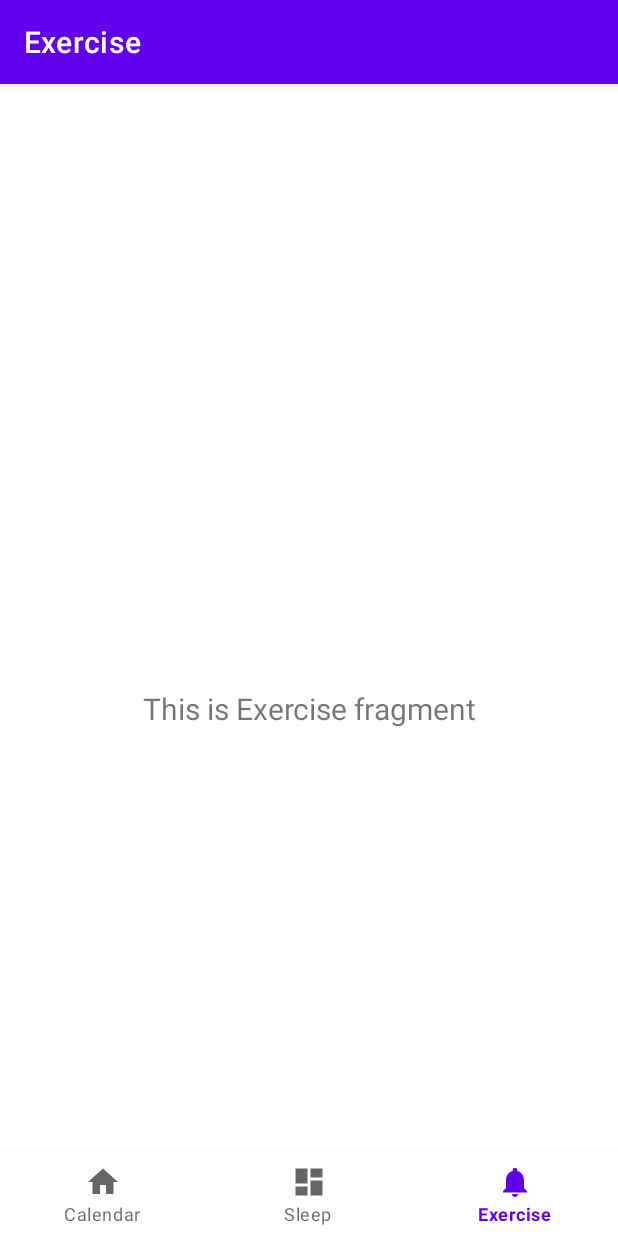
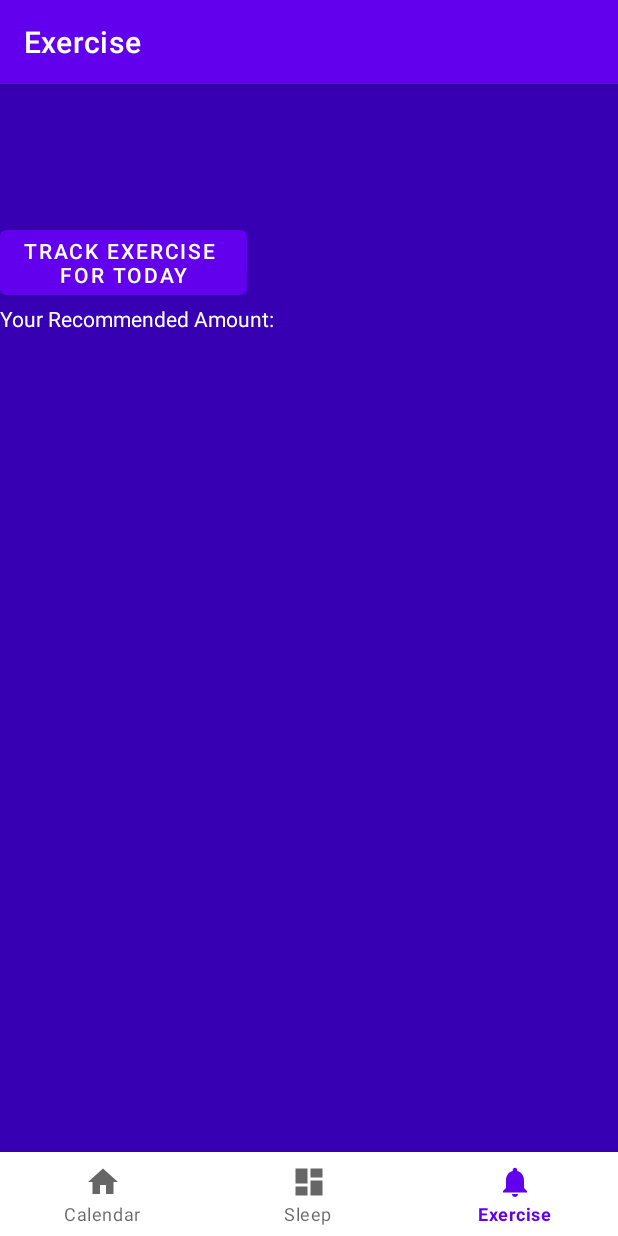
Before and after one commit to chrisgong52/CS_125, an Android app: the ExerciseFragment screen opened through its navigation route, on a phone screen of 412 x 824 dp. Run offline under Robolectric (Android 15) with nearby library versions, the phone set to English and light mode, and no system bars; our stand-ins replace navigation-ui.

Commit message:
Added and linked pages to enter sleep and exercise

```diff
--- a/app/src/main/java/com/example/cs125revamp/MainActivity.java
+++ b/app/src/main/java/com/example/cs125revamp/MainActivity.java
@@ -19,6 +19,7 @@ public class MainActivity extends AppCompatActivity {
     @Override
     protected void onCreate(Bundle savedInstanceState) {
         super.onCreate(savedInstanceState);
+        //setContentView(R.layout.activity_main);
 
         binding = ActivityMainBinding.inflate(getLayoutInflater());
         setContentView(binding.getRoot());
--- a/app/src/main/java/com/example/cs125revamp/ui/exercise/ExerciseViewModel.java
+++ b/app/src/main/java/com/example/cs125revamp/ui/exercise/ExerciseViewModel.java
@@ -10,7 +10,7 @@ public class ExerciseViewModel extends ViewModel {
 
     public ExerciseViewModel() {
         mText = new MutableLiveData<>();
-        mText.setValue("This is Exercise fragment");
+        mText.setValue("");
     }
 
     public LiveData<String> getText() {
--- a/app/src/main/java/com/example/cs125revamp/ui/sleep/SleepViewModel.java
+++ b/app/src/main/java/com/example/cs125revamp/ui/sleep/SleepViewModel.java
@@ -10,7 +10,7 @@ public class SleepViewModel extends ViewModel {
 
     public SleepViewModel() {
         mText = new MutableLiveData<>();
-        mText.setValue("This is Sleepy fragment");
+        mText.setValue("");
     }
 
     public LiveData<String> getText() {
--- a/app/src/main/res/layout/activity_main.xml
+++ b/app/src/main/res/layout/activity_main.xml
@@ -5,6 +5,7 @@
     android:id="@+id/container"
     android:layout_width="match_parent"
     android:layout_height="match_parent"
+    android:background="@color/purple_700"
     android:paddingTop="?attr/actionBarSize">
 
     <com.google.android.material.bottomnavigation.BottomNavigationView
@@ -19,7 +20,6 @@
         app:layout_constraintRight_toRightOf="parent"
         app:menu="@menu/bottom_nav_menu" />
 
-
         <fragment
         android:id="@+id/nav_host_fragment_activity_main"
         android:name="androidx.navigation.fragment.NavHostFragment"
--- a/app/src/main/res/layout/fragment_calendar.xml
+++ b/app/src/main/res/layout/fragment_calendar.xml
@@ -12,6 +12,7 @@
         android:layout_width="wrap_content"
         android:layout_height="wrap_content"
         tools:layout_editor_absoluteX="30dp"
+        android:background="@color/white"
         tools:layout_editor_absoluteY="167dp"></CalendarView>
 
 <!--    <TextView-->
--- a/app/src/main/res/layout/fragment_exercise.xml
+++ b/app/src/main/res/layout/fragment_exercise.xml
@@ -4,7 +4,14 @@
     xmlns:tools="http://schemas.android.com/tools"
     android:layout_width="match_parent"
     android:layout_height="match_parent"
-    tools:context=".ui.exercise.ExerciseFragment">
+    android:background="@color/purple_700"
+    tools:context=".ui.sleep.SleepFragment">
+
+    <LinearLayout
+        android:id="@+id/exercise_layout"
+        android:layout_width="match_parent"
+        android:layout_height="match_parent"
+        android:orientation="vertical">
 
         <TextView
             android:id="@+id/text_exercise"
@@ -19,4 +26,24 @@
             app:layout_constraintEnd_toEndOf="parent"
             app:layout_constraintStart_toStartOf="parent"
             app:layout_constraintTop_toTopOf="parent" />
+
+        <Button
+            android:id="@+id/buttonEnterExercise"
+            android:layout_width="wrap_content"
+            android:layout_height="wrap_content"
+            android:text="Track Exercise \nfor Today"
+            tools:layout_editor_absoluteX="126dp"
+            tools:layout_editor_absoluteY="49dp" />
+
+        <TextView
+            android:id="@+id/textView"
+            android:layout_width="wrap_content"
+            android:layout_height="wrap_content"
+            android:textColor="@color/white"
+            android:text="Your Recommended Amount:"
+            tools:layout_editor_absoluteX="114dp"
+            tools:layout_editor_absoluteY="144dp" />
+
+    </LinearLayout>
+
 </androidx.constraintlayout.widget.ConstraintLayout>
--- a/app/src/main/res/values/strings.xml
+++ b/app/src/main/res/values/strings.xml
@@ -3,4 +3,6 @@
     <string name="title_calendar">Calendar</string>
     <string name="title_sleep">Sleep</string>
     <string name="title_exercise">Exercise</string>
+    <!-- TODO: Remove or change this placeholder text -->
+    <string name="hello_blank_fragment">Hello blank fragment</string>
 </resources>
```
Also changed, not shown: app/src/main/java/com/example/cs125revamp/ui/exercise/EnterExerciseFragment.java (added, +85 -0 lines), app/src/main/java/com/example/cs125revamp/ui/exercise/ExerciseFragment.java (+19 -1 lines), app/src/main/java/com/example/cs125revamp/ui/sleep/EnterSleepFragment.java (added, +90 -0 lines), app/src/main/java/com/example/cs125revamp/ui/sleep/SleepFragment.java (+16 -1 lines), app/src/main/res/layout/fragment_enter_exercise.xml (added, +47 -0 lines), app/src/main/res/layout/fragment_enter_sleep.xml (added, +47 -0 lines), app/src/main/res/layout/fragment_sleep.xml (+19 -1 lines). Lines whose indentation alone changed are shown as unchanged.
